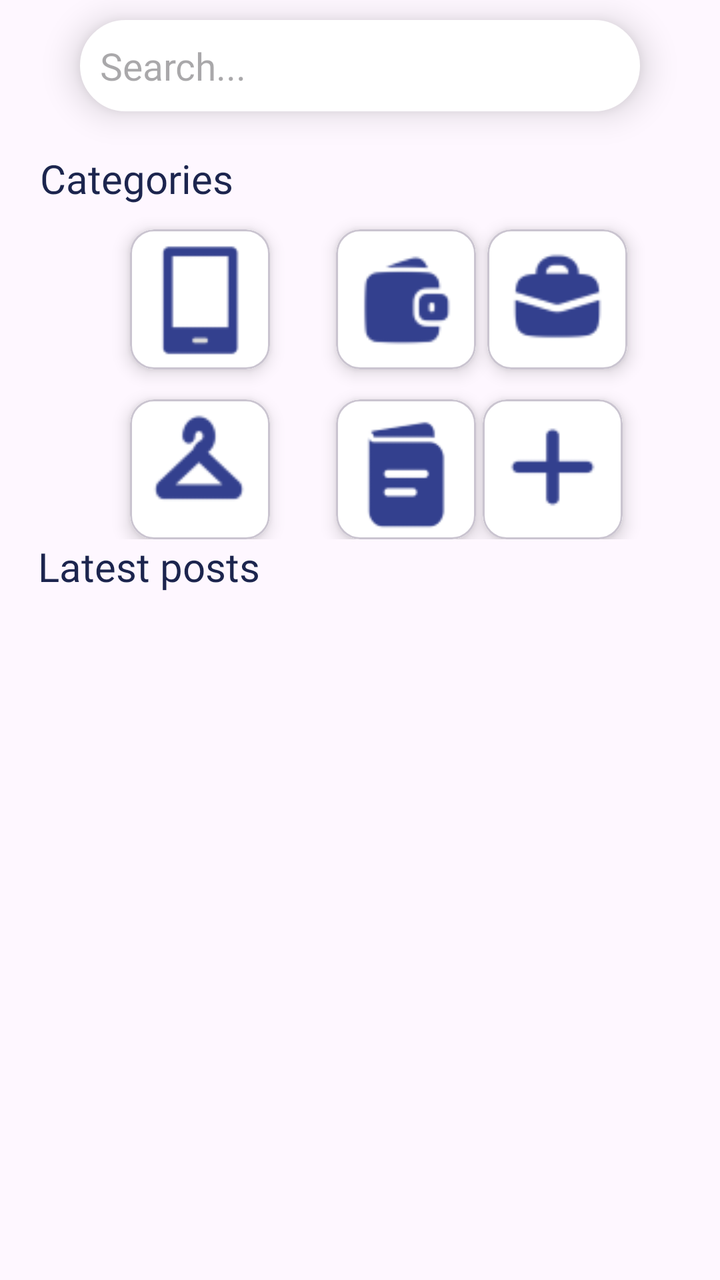
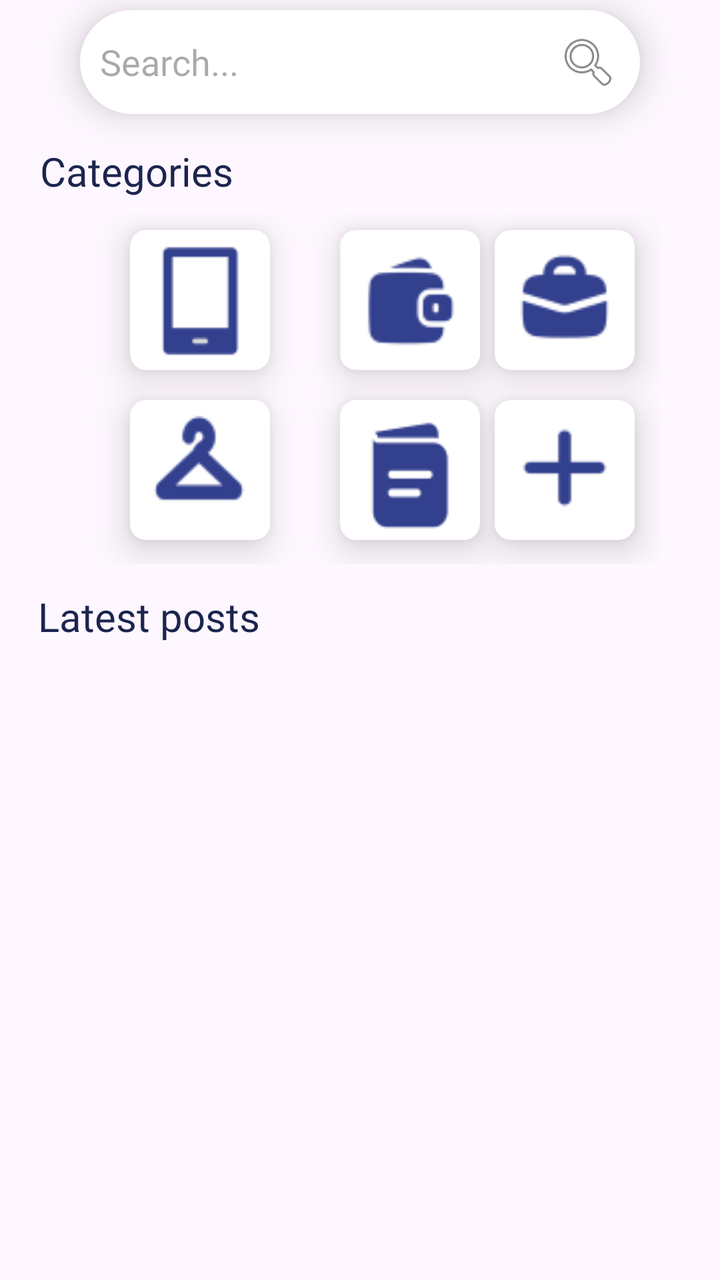

Before-and-after screenshots of an Android layout around one commit, followed by the original layout XML and the change that was made.
<!-- AndroidManifest.xml: application theme Theme.LostAndFound -->
<!-- res/layout/fragment_home.xml -->
<?xml version="1.0" encoding="utf-8"?>
<androidx.constraintlayout.widget.ConstraintLayout xmlns:android="http://schemas.android.com/apk/res/android"
    android:id="@+id/FG_Home"
    xmlns:app="http://schemas.android.com/apk/res-auto"
    xmlns:tools="http://schemas.android.com/tools"
    android:layout_width="match_parent"
    android:layout_height="match_parent"
    tools:context=".HomeFragment"
    android:gravity="start">


    <TextView
        android:id="@+id/textView6"
        android:layout_width="wrap_content"
        android:layout_height="wrap_content"
        android:layout_marginStart="19dp"
        android:fontFamily="@font/konkhmer"
        android:text="Latest posts"
        android:textColor="@color/text_color"
        android:textSize="20sp"
        app:layout_constraintBottom_toTopOf="@+id/RV_LatestPosts"
        app:layout_constraintEnd_toEndOf="parent"
        app:layout_constraintHorizontal_bias="0.0"
        app:layout_constraintStart_toStartOf="parent"
        app:layout_constraintTop_toBottomOf="@+id/gridLayout" />

    <LinearLayout
        android:id="@+id/linearLayout"
        android:layout_width="match_parent"
        android:layout_height="wrap_content"
        android:orientation="vertical"
        app:layout_constraintBottom_toBottomOf="parent"
        app:layout_constraintEnd_toEndOf="parent"
        app:layout_constraintHorizontal_bias="0.0"
        app:layout_constraintStart_toStartOf="parent"
        app:layout_constraintTop_toTopOf="parent"
        app:layout_constraintVertical_bias="0.0">

        <EditText
            android:id="@+id/ET_Search"
            android:layout_width="match_parent"
            android:layout_height="wrap_content"
            android:layout_marginTop="10dp"
            android:layout_marginStart="40dp"
            android:layout_marginEnd="40dp"
            android:background="@drawable/rounded_border"
            android:elevation="10dp"
            android:fontFamily="@font/konkhmer"
            android:hint="Search..."
            android:inputType="text"
            android:textSize="19sp" />

        <TextView
            android:layout_width="wrap_content"
            android:layout_height="wrap_content"
            android:layout_marginStart="20dp"
            android:layout_marginTop="20dp"
            android:fontFamily="@font/konkhmer"
            android:text="Categories"
            android:textColor="@color/text_color"
            android:textSize="20sp" />

    </LinearLayout>

    <GridLayout
        android:id="@+id/gridLayout"
        android:layout_width="match_parent"
        android:layout_height="wrap_content"
        android:layout_marginStart="30dp"
        android:layout_marginTop="4dp"
        android:layout_marginEnd="30dp"
        android:columnCount="3"
        app:layout_constraintEnd_toEndOf="parent"
        app:layout_constraintHorizontal_bias="0.0"
        app:layout_constraintStart_toStartOf="parent"
        app:layout_constraintTop_toBottomOf="@+id/linearLayout">

        <com.google.android.material.card.MaterialCardView
            android:layout_width="wrap_content"
            android:layout_height="wrap_content"
            android:layout_gravity="center_horizontal"
            android:layout_marginStart="35dp"
            android:layout_marginTop="8dp"
            app:cardElevation="5dp"
            app:cardBackgroundColor="@color/white">

            <ImageView
                android:layout_width="70dp"
                android:layout_height="70dp"
                android:src="@drawable/electronics_icon" />
        </com.google.android.material.card.MaterialCardView>

        <com.google.android.material.card.MaterialCardView
            android:layout_width="wrap_content"
            android:layout_height="wrap_content"
            android:layout_gravity="center_horizontal"
            android:layout_marginStart="33dp"
            android:layout_marginTop="8dp"
            app:cardElevation="5dp"
            app:cardBackgroundColor="@color/white">

            <ImageView
                android:layout_width="70dp"
                android:layout_height="70dp"
                android:src="@drawable/personal_icon" />
        </com.google.android.material.card.MaterialCardView>

        <com.google.android.material.card.MaterialCardView
            android:layout_width="wrap_content"
            android:layout_height="wrap_content"
            android:layout_gravity="center_horizontal"
            android:layout_marginTop="8dp"
            android:layout_marginEnd="10dp"
            app:cardElevation="5dp"
            app:cardBackgroundColor="@color/white">

            <ImageView
                android:layout_width="70dp"
                android:layout_height="70dp"
                android:src="@drawable/bags_icon" />
        </com.google.android.material.card.MaterialCardView>

        <com.google.android.material.card.MaterialCardView
            android:layout_width="wrap_content"
            android:layout_height="wrap_content"
            android:layout_gravity="center_horizontal"
            android:layout_marginStart="35dp"
            android:layout_marginTop="15dp"
            app:cardElevation="5dp"
            app:cardBackgroundColor="@color/white">

            <ImageView
                android:layout_width="70dp"
                android:layout_height="70dp"
                android:src="@drawable/wearables_icon" />
        </com.google.android.material.card.MaterialCardView>

        <com.google.android.material.card.MaterialCardView
            android:layout_width="wrap_content"
            android:layout_height="wrap_content"
            android:layout_gravity="center_horizontal"
            android:layout_marginStart="33dp"
            android:layout_marginTop="15dp"
            app:cardElevation="5dp"
            app:cardBackgroundColor="@color/white">

            <ImageView
                android:layout_width="70dp"
                android:layout_height="70dp"
                android:src="@drawable/document_icon" />
        </com.google.android.material.card.MaterialCardView>

        <com.google.android.material.card.MaterialCardView
            android:layout_width="wrap_content"
            android:layout_height="wrap_content"
            android:layout_gravity="center_horizontal"
            android:layout_marginTop="15dp"
            android:layout_marginEnd="15dp"
            app:cardElevation="5dp"
            app:cardBackgroundColor="@color/white">

            <ImageView
                android:layout_width="70dp"
                android:layout_height="70dp"
                android:src="@drawable/others_icon" />
        </com.google.android.material.card.MaterialCardView>

    </GridLayout>


    <androidx.recyclerview.widget.RecyclerView
        android:id="@+id/RV_LatestPosts"
        android:layout_width="0dp"
        android:layout_height="0dp"
        android:clipToPadding="false"
        android:paddingBottom="20dp"
        android:layout_marginStart="15dp"
        android:layout_marginEnd="15dp"
        app:layout_constraintBottom_toBottomOf="parent"
        app:layout_constraintEnd_toEndOf="parent"
        app:layout_constraintStart_toStartOf="parent"
        app:layout_constraintTop_toBottomOf="@+id/textView6"
        tools:listitem="@layout/lost_item_"/>






</androidx.constraintlayout.widget.ConstraintLayout>
<!-- res/layout/lost_item_.xml (included above) -->
<?xml version="1.0" encoding="utf-8"?>
<androidx.cardview.widget.CardView xmlns:android="http://schemas.android.com/apk/res/android"
    android:layout_width="match_parent"
    android:layout_height="wrap_content"
    xmlns:app="http://schemas.android.com/apk/res-auto"
    app:cardElevation="8dp"
    app:cardCornerRadius="8dp"
    android:layout_margin="16dp">
    
    <LinearLayout
        android:layout_width="match_parent"
        android:layout_height="wrap_content"
        android:layout_marginStart="16dp"
        android:layout_marginVertical="6dp"
        android:orientation="horizontal">

        <androidx.cardview.widget.CardView
            android:layout_width="wrap_content"
            android:layout_height="match_parent">

            <ImageView
                android:id="@+id/IV_photoicon"
                android:layout_width="128dp"
                android:layout_height="match_parent"
                android:src="@drawable/bags_icon"/>


        </androidx.cardview.widget.CardView>
        
        <RelativeLayout
            android:layout_width="wrap_content"
            android:layout_height="wrap_content">

            <TextView
                android:id="@+id/TV_Status"
                android:layout_width="wrap_content"
                android:layout_height="wrap_content"
                android:layout_alignParentEnd="true"
                android:fontFamily="@font/konkhmer"
                android:text="Found"
                android:textColor="#51af51"
                android:textSize="16sp"
                android:layout_marginTop="75dp"
                android:layout_marginEnd="15dp"
                android:background="@drawable/found_border"
                android:paddingStart="15dp"
                android:paddingEnd="15dp"/>

            <LinearLayout
                android:layout_width="match_parent"
                android:layout_height="wrap_content"
                android:layout_gravity="center_vertical"
                android:orientation="vertical">

                <TextView
                    android:id="@+id/TV_Itemname"
                    android:layout_width="wrap_content"
                    android:layout_height="wrap_content"
                    android:text="Item Name"
                    android:textColor="@color/text_color"
                    android:textSize="23sp"
                    android:fontFamily="@font/konkhmer"/>

                <TextView
                    android:id="@+id/TV_Place"
                    android:layout_width="wrap_content"
                    android:layout_height="wrap_content"
                    android:text="Place"
                    android:textColor="@color/yellow"
                    android:textSize="17sp"
                    android:fontFamily="@font/konkhmer"/>

                <TextView
                    android:id="@+id/TV_Date"
                    android:layout_width="wrap_content"
                    android:layout_height="wrap_content"
                    android:text="Date"
                    android:textColor="@color/yellow"
                    android:textSize="17sp"
                    android:fontFamily="@font/konkhmer"/>

            </LinearLayout>


        </RelativeLayout>
        
    </LinearLayout>

</androidx.cardview.widget.CardView>
<!-- resources referenced by this layout -->
<resources>
  <color name="text_color">#1C254E</color>
  <color name="white">#FFFFFFFF</color>
  <color name="yellow">#FFC83A</color>
  <!-- drawable bags_icon: png bitmap (drawable, 1731 bytes) -->
  <!-- drawable document_icon: png bitmap (drawable, 1281 bytes) -->
  <!-- drawable found_border (drawable) -->
  <?xml version="1.0" encoding="utf-8"?>
  <shape xmlns:android="http://schemas.android.com/apk/res/android"
      android:shape="rectangle">
      <solid android:color="#82ED82"/>
      <corners android:radius="8dp"/>
  </shape>
  <!-- drawable others_icon: png bitmap (drawable, 682 bytes) -->
  <!-- drawable personal_icon: png bitmap (drawable, 1679 bytes) -->
  <!-- drawable rounded_border (drawable) -->
  <?xml version="1.0" encoding="utf-8"?>
  <shape xmlns:android="http://schemas.android.com/apk/res/android"
      android:shape="rectangle">
      <solid android:color="#ffffff"/>
      <corners android:radius="30dp"/>
      <stroke android:width="1dp" android:color="@color/white"/>
      <padding android:top="10dp" android:bottom="10dp" android:left="10dp" android:right="10dp"/>
  </shape>
  <style name="Theme.LostAndFound" parent="Base.Theme.LostAndFound" />
  <style name="Base.Theme.LostAndFound" parent="Theme.Material3.DayNight.NoActionBar">
          
          
      </style>
  <!-- unchanged entries left out for length: 2 -->
</resources>

<!-- the commit's change to res/layout/fragment_home.xml (unified diff, before → after) -->
@@ -14,15 +14,17 @@
         android:layout_width="wrap_content"
         android:layout_height="wrap_content"
         android:layout_marginStart="19dp"
+        android:layout_marginTop="5dp"
         android:fontFamily="@font/konkhmer"
         android:text="Latest posts"
         android:textColor="@color/text_color"
         android:textSize="20sp"
-        app:layout_constraintBottom_toTopOf="@+id/RV_LatestPosts"
+        app:layout_constraintBottom_toBottomOf="parent"
         app:layout_constraintEnd_toEndOf="parent"
         app:layout_constraintHorizontal_bias="0.0"
         app:layout_constraintStart_toStartOf="parent"
-        app:layout_constraintTop_toBottomOf="@+id/gridLayout" />
+        app:layout_constraintTop_toBottomOf="@+id/gridLayout"
+        app:layout_constraintVertical_bias="0.024" />
 
     <LinearLayout
         android:id="@+id/linearLayout"
@@ -40,21 +42,22 @@
             android:id="@+id/ET_Search"
             android:layout_width="match_parent"
             android:layout_height="wrap_content"
-            android:layout_marginTop="10dp"
             android:layout_marginStart="40dp"
+            android:layout_marginTop="5dp"
             android:layout_marginEnd="40dp"
             android:background="@drawable/rounded_border"
+            android:drawableRight="@android:drawable/ic_menu_search"
             android:elevation="10dp"
             android:fontFamily="@font/konkhmer"
             android:hint="Search..."
             android:inputType="text"
-            android:textSize="19sp" />
+            android:textSize="18sp" />
 
         <TextView
             android:layout_width="wrap_content"
             android:layout_height="wrap_content"
             android:layout_marginStart="20dp"
-            android:layout_marginTop="20dp"
+            android:layout_marginTop="15dp"
             android:fontFamily="@font/konkhmer"
             android:text="Categories"
             android:textColor="@color/text_color"
@@ -62,12 +65,13 @@
 
     </LinearLayout>
 
+
     <GridLayout
         android:id="@+id/gridLayout"
         android:layout_width="match_parent"
-        android:layout_height="wrap_content"
-        android:layout_marginStart="30dp"
-        android:layout_marginTop="4dp"
+        android:layout_height="175dp"
+        android:layout_marginStart="35dp"
+        android:layout_marginTop="8dp"
         android:layout_marginEnd="30dp"
         android:columnCount="3"
         app:layout_constraintEnd_toEndOf="parent"
@@ -75,116 +79,140 @@
         app:layout_constraintStart_toStartOf="parent"
         app:layout_constraintTop_toBottomOf="@+id/linearLayout">
 
-        <com.google.android.material.card.MaterialCardView
+        <androidx.cardview.widget.CardView
+            android:id="@+id/CV_Electronics"
+            android:layout_width="wrap_content"
+            android:layout_height="wrap_content"
+            android:layout_gravity="center_horizontal"
+            android:layout_marginStart="30dp"
+            android:layout_marginTop="8dp"
+            app:cardBackgroundColor="@color/white"
+            app:cardCornerRadius="8dp"
+            app:cardElevation="10dp">
+
+            <ImageView
+                android:layout_width="70dp"
+                android:layout_height="70dp"
+                android:src="@drawable/electronics_icon"
+                android:contentDescription="Electronics"/>
+        </androidx.cardview.widget.CardView>
+
+        <androidx.cardview.widget.CardView
+            android:id="@+id/CV_PersonalItems"
             android:layout_width="wrap_content"
             android:layout_height="wrap_content"
             android:layout_gravity="center_horizontal"
             android:layout_marginStart="35dp"
             android:layout_marginTop="8dp"
-            app:cardElevation="5dp"
-            app:cardBackgroundColor="@color/white">
-
-            <ImageView
-                android:layout_width="70dp"
-                android:layout_height="70dp"
-                android:src="@drawable/electronics_icon" />
-        </com.google.android.material.card.MaterialCardView>
-
-        <com.google.android.material.card.MaterialCardView
-            android:layout_width="wrap_content"
-            android:layout_height="wrap_content"
-            android:layout_gravity="center_horizontal"
-            android:layout_marginStart="33dp"
+            app:cardBackgroundColor="@color/white"
+            app:cardCornerRadius="8dp"
+            app:cardElevation="10dp">
+
+            <ImageView
+                android:layout_width="70dp"
+                android:layout_height="70dp"
+                android:src="@drawable/personal_icon" />
+        </androidx.cardview.widget.CardView>
+
+        <androidx.cardview.widget.CardView
+            android:id="@+id/CV_Bags"
+            android:layout_width="wrap_content"
+            android:layout_height="wrap_content"
+            android:layout_gravity="center_horizontal"
             android:layout_marginTop="8dp"
-            app:cardElevation="5dp"
-            app:cardBackgroundColor="@color/white">
-
-            <ImageView
-                android:layout_width="70dp"
-                android:layout_height="70dp"
-                android:src="@drawable/personal_icon" />
-        </com.google.android.material.card.MaterialCardView>
-
-        <com.google.android.material.card.MaterialCardView
-            android:layout_width="wrap_content"
-            android:layout_height="wrap_content"
-            android:layout_gravity="center_horizontal"
-            android:layout_marginTop="8dp"
-            android:layout_marginEnd="10dp"
-            app:cardElevation="5dp"
-            app:cardBackgroundColor="@color/white">
+            android:layout_marginEnd="5dp"
+            app:cardBackgroundColor="@color/white"
+            app:cardCornerRadius="8dp"
+            app:cardElevation="10dp">
 
             <ImageView
                 android:layout_width="70dp"
                 android:layout_height="70dp"
                 android:src="@drawable/bags_icon" />
-        </com.google.android.material.card.MaterialCardView>
-
-        <com.google.android.material.card.MaterialCardView
+        </androidx.cardview.widget.CardView>
+
+        <androidx.cardview.widget.CardView
+            android:id="@+id/CV_Wearables"
+            android:layout_width="wrap_content"
+            android:layout_height="wrap_content"
+            android:layout_gravity="center_horizontal"
+            android:layout_marginStart="30dp"
+            android:layout_marginTop="15dp"
+            app:cardBackgroundColor="@color/white"
+            app:cardCornerRadius="8dp"
+            app:cardElevation="10dp">
+
+            <ImageView
+                android:layout_width="70dp"
+                android:layout_height="70dp"
+                android:src="@drawable/wearables_icon" />
+        </androidx.cardview.widget.CardView>
+
+        <androidx.cardview.widget.CardView
+            android:id="@+id/CV_Documents"
             android:layout_width="wrap_content"
             android:layout_height="wrap_content"
             android:layout_gravity="center_horizontal"
             android:layout_marginStart="35dp"
             android:layout_marginTop="15dp"
-            app:cardElevation="5dp"
-            app:cardBackgroundColor="@color/white">
-
-            <ImageView
-                android:layout_width="70dp"
-                android:layout_height="70dp"
-                android:src="@drawable/wearables_icon" />
-        </com.google.android.material.card.MaterialCardView>
-
-        <com.google.android.material.card.MaterialCardView
-            android:layout_width="wrap_content"
-            android:layout_height="wrap_content"
-            android:layout_gravity="center_horizontal"
-            android:layout_marginStart="33dp"
+            app:cardBackgroundColor="@color/white"
+            app:cardCornerRadius="8dp"
+            app:cardElevation="10dp">
+
+            <ImageView
+                android:layout_width="70dp"
+                android:layout_height="70dp"
+                android:src="@drawable/document_icon" />
+        </androidx.cardview.widget.CardView>
+
+        <androidx.cardview.widget.CardView
+            android:id="@+id/CV_Others"
+            android:layout_width="wrap_content"
+            android:layout_height="wrap_content"
+            android:layout_gravity="center_horizontal"
             android:layout_marginTop="15dp"
-            app:cardElevation="5dp"
-            app:cardBackgroundColor="@color/white">
-
-            <ImageView
-                android:layout_width="70dp"
-                android:layout_height="70dp"
-                android:src="@drawable/document_icon" />
-        </com.google.android.material.card.MaterialCardView>
-
-        <com.google.android.material.card.MaterialCardView
-            android:layout_width="wrap_content"
-            android:layout_height="wrap_content"
-            android:layout_gravity="center_horizontal"
-            android:layout_marginTop="15dp"
-            android:layout_marginEnd="15dp"
-            app:cardElevation="5dp"
-            app:cardBackgroundColor="@color/white">
-
-            <ImageView
-                android:layout_width="70dp"
-                android:layout_height="70dp"
-                android:src="@drawable/others_icon" />
-        </com.google.android.material.card.MaterialCardView>
+            android:layout_marginEnd="5dp"
+            app:cardBackgroundColor="@color/white"
+            app:cardCornerRadius="8dp"
+            app:cardElevation="10dp">
+
+            <ImageView
+                android:layout_width="70dp"
+                android:layout_height="70dp"
+                android:src="@drawable/others_icon"/>
+        </androidx.cardview.widget.CardView>
 
     </GridLayout>
-
 
     <androidx.recyclerview.widget.RecyclerView
         android:id="@+id/RV_LatestPosts"
         android:layout_width="0dp"
         android:layout_height="0dp"
-        android:clipToPadding="false"
-        android:paddingBottom="20dp"
         android:layout_marginStart="15dp"
         android:layout_marginEnd="15dp"
         app:layout_constraintBottom_toBottomOf="parent"
         app:layout_constraintEnd_toEndOf="parent"
+        app:layout_constraintHorizontal_bias="0.0"
         app:layout_constraintStart_toStartOf="parent"
         app:layout_constraintTop_toBottomOf="@+id/textView6"
-        tools:listitem="@layout/lost_item_"/>
-
-
-
-
+        app:layout_constraintVertical_bias="0.0"
+        tools:listitem="@layout/lost_item_" />
+
+    <TextView
+        android:id="@+id/TV_EmptyState"
+        android:layout_width="wrap_content"
+        android:layout_height="wrap_content"
+        android:fontFamily="@font/konkhmer"
+        android:text="There are currently no lost items post"
+        android:textColor="#808080"
+        android:visibility="gone"
+        android:textSize="16sp"
+        app:layout_constraintBottom_toBottomOf="parent"
+        app:layout_constraintEnd_toEndOf="parent"
+        app:layout_constraintHorizontal_bias="0.495"
+        app:layout_constraintStart_toStartOf="parent"
+        app:layout_constraintTop_toTopOf="parent"
+        app:layout_constraintVertical_bias="0.707" />
 
 
 </androidx.constraintlayout.widget.ConstraintLayout>
@@ -196,28 +224,29 @@
     xmlns:app="http://schemas.android.com/apk/res-auto"
     app:cardElevation="8dp"
     app:cardCornerRadius="8dp"
-    android:layout_margin="16dp">
+    android:layout_margin="10dp">
     
     <LinearLayout
         android:layout_width="match_parent"
         android:layout_height="wrap_content"
-        android:layout_marginStart="16dp"
         android:layout_marginVertical="6dp"
         android:orientation="horizontal">
 
         <androidx.cardview.widget.CardView
             android:layout_width="wrap_content"
-            android:layout_height="match_parent">
+            android:layout_height="match_parent"
+            android:layout_marginEnd="10dp"
+            android:layout_marginStart="10dp">
 
             <ImageView
                 android:id="@+id/IV_photoicon"
                 android:layout_width="128dp"
                 android:layout_height="match_parent"
-                android:src="@drawable/bags_icon"/>
-
-
-        </androidx.cardview.widget.CardView>
-        
+                android:src="@drawable/photo_placeholder"/>
+
+
+        </androidx.cardview.widget.CardView>
+
         <RelativeLayout
             android:layout_width="wrap_content"
             android:layout_height="wrap_content">
@@ -227,18 +256,18 @@
                 android:layout_width="wrap_content"
                 android:layout_height="wrap_content"
                 android:layout_alignParentEnd="true"
+                android:layout_marginTop="75dp"
+                android:layout_marginEnd="10dp"
+                android:background="@drawable/found_border"
                 android:fontFamily="@font/konkhmer"
+                android:paddingStart="15dp"
+                android:paddingEnd="15dp"
                 android:text="Found"
                 android:textColor="#51af51"
-                android:textSize="16sp"
-                android:layout_marginTop="75dp"
-                android:layout_marginEnd="15dp"
-                android:background="@drawable/found_border"
-                android:paddingStart="15dp"
-                android:paddingEnd="15dp"/>
+                android:textSize="16sp" />
 
             <LinearLayout
-                android:layout_width="match_parent"
+                android:layout_width="wrap_content"
                 android:layout_height="wrap_content"
                 android:layout_gravity="center_vertical"
                 android:orientation="vertical">
@@ -247,34 +276,38 @@
                     android:id="@+id/TV_Itemname"
                     android:layout_width="wrap_content"
                     android:layout_height="wrap_content"
+                    android:fontFamily="@font/konkhmer"
                     android:text="Item Name"
                     android:textColor="@color/text_color"
-                    android:textSize="23sp"
-                    android:fontFamily="@font/konkhmer"/>
+                    android:textSize="23sp" />
 
                 <TextView
                     android:id="@+id/TV_Place"
                     android:layout_width="wrap_content"
                     android:layout_height="wrap_content"
+                    android:layout_marginTop="-15dp"
+                    android:drawableLeft="@drawable/location_icon"
+                    android:fontFamily="@font/konkhmer"
                     android:text="Place"
-                    android:textColor="@color/yellow"
-                    android:textSize="17sp"
-                    android:fontFamily="@font/konkhmer"/>
+                    android:textColor="#D4D4D4"
+                    android:textSize="15sp" />
 
                 <TextView
                     android:id="@+id/TV_Date"
                     android:layout_width="wrap_content"
                     android:layout_height="wrap_content"
+                    android:layout_marginTop="-11dp"
+                    android:drawableLeft="@drawable/date_icon"
+                    android:fontFamily="@font/konkhmer"
                     android:text="Date"
-                    android:textColor="@color/yellow"
-                    android:textSize="17sp"
-                    android:fontFamily="@font/konkhmer"/>
+                    android:textColor="#D4D4D4"
+                    android:textSize="15sp" />
 
             </LinearLayout>
 
 
         </RelativeLayout>
-        
+
     </LinearLayout>
 
 </androidx.cardview.widget.CardView>
<!-- resource entries referenced after the edit -->
@@ -2,8 +2,13 @@
 <resources>
   <color name="text_color">#1C254E</color>
   <color name="white">#FFFFFFFF</color>
-  <color name="yellow">#FFC83A</color>
   <!-- drawable bags_icon: png bitmap (drawable, 1731 bytes) -->
+  <!-- drawable date_icon (drawable) -->
+  <vector xmlns:android="http://schemas.android.com/apk/res/android" android:height="24dp" android:tint="#D4D4D4" android:viewportHeight="24" android:viewportWidth="24" android:width="24dp">
+        
+      <path android:fillColor="#D4D4D4" android:pathData="M9,11L7,11v2h2v-2zM13,11h-2v2h2v-2zM17,11h-2v2h2v-2zM19,4h-1L18,2h-2v2L8,4L8,2L6,2v2L5,4c-1.11,0 -1.99,0.9 -1.99,2L3,20c0,1.1 0.89,2 2,2h14c1.1,0 2,-0.9 2,-2L21,6c0,-1.1 -0.9,-2 -2,-2zM19,20L5,20L5,9h14v11z"/>
+      
+  </vector>
   <!-- drawable document_icon: png bitmap (drawable, 1281 bytes) -->
   <!-- drawable found_border (drawable) -->
   <?xml version="1.0" encoding="utf-8"?>
@@ -12,8 +17,24 @@
       <solid android:color="#82ED82"/>
       <corners android:radius="8dp"/>
   </shape>
+  <!-- drawable location_icon (drawable) -->
+  <vector xmlns:android="http://schemas.android.com/apk/res/android"
+      android:height="24dp"
+      android:tint="#D4D4D4" android:viewportHeight="960" android:viewportWidth="960" android:width="24dp">
+        
+      <path android:fillColor="#D4D4D4"
+          android:pathData="M480,480Q513,480 536.5,456.5Q560,433 560,400Q560,367 536.5,343.5Q513,320 480,320Q447,320 423.5,343.5Q400,367 400,400Q400,433 423.5,456.5Q447,480 480,480ZM480,774Q602,662 661,570.5Q720,479 720,408Q720,299 650.5,229.5Q581,160 480,160Q379,160 309.5,229.5Q240,299 240,408Q240,479 299,570.5Q358,662 480,774ZM480,880Q319,743 239.5,625.5Q160,508 160,408Q160,258 256.5,169Q353,80 480,80Q607,80 703.5,169Q800,258 800,408Q800,508 720.5,625.5Q641,743 480,880ZM480,400Q480,400 480,400Q480,400 480,400Q480,400 480,400Q480,400 480,400Q480,400 480,400Q480,400 480,400Q480,400 480,400Q480,400 480,400Z"/>
+      
+  </vector>
   <!-- drawable others_icon: png bitmap (drawable, 682 bytes) -->
   <!-- drawable personal_icon: png bitmap (drawable, 1679 bytes) -->
+  <!-- drawable photo_placeholder (drawable) -->
+  <vector xmlns:android="http://schemas.android.com/apk/res/android"
+      android:height="64dp" android:tint="#D4D4D4" android:viewportHeight="960" android:viewportWidth="960" android:width="64dp">
+        
+      <path android:fillColor="#D4D4D4" android:pathData="M880,765L800,685L800,280Q800,280 800,280Q800,280 800,280L638,280L565,200L395,200L357,242L300,185L360,120L600,120L674,200L800,200Q833,200 856.5,223.5Q880,247 880,280L880,765ZM160,840Q127,840 103.5,816.5Q80,793 80,760L80,280Q80,247 103.5,223.5Q127,200 160,200L201,200L281,280L160,280Q160,280 160,280Q160,280 160,280L160,760Q160,760 160,760Q160,760 160,760L761,760L841,840L160,840ZM626,625Q601,659 563.5,679.5Q526,700 480,700Q405,700 352.5,647.5Q300,595 300,520Q300,474 320.5,436.5Q341,399 375,374L433,432Q409,445 394.5,468Q380,491 380,520Q380,562 409,591Q438,620 480,620Q509,620 532,605.5Q555,591 568,567L626,625ZM608,392Q633,416 646.5,449Q660,482 660,520Q660,526 660,532Q660,538 659,544L456,341Q462,340 468,340Q474,340 480,340Q518,340 551,353.5Q584,367 608,392ZM819,932L27,140L84,83L876,875L819,932ZM407,520L407,520L407,520Q407,520 407,520Q407,520 407,520L407,520Q407,520 407,520Q407,520 407,520ZM578,463L578,463L578,463Q578,463 578,463Q578,463 578,463L578,463L578,463L578,463Z"/>
+      
+  </vector>
   <!-- drawable rounded_border (drawable) -->
   <?xml version="1.0" encoding="utf-8"?>
   <shape xmlns:android="http://schemas.android.com/apk/res/android"
